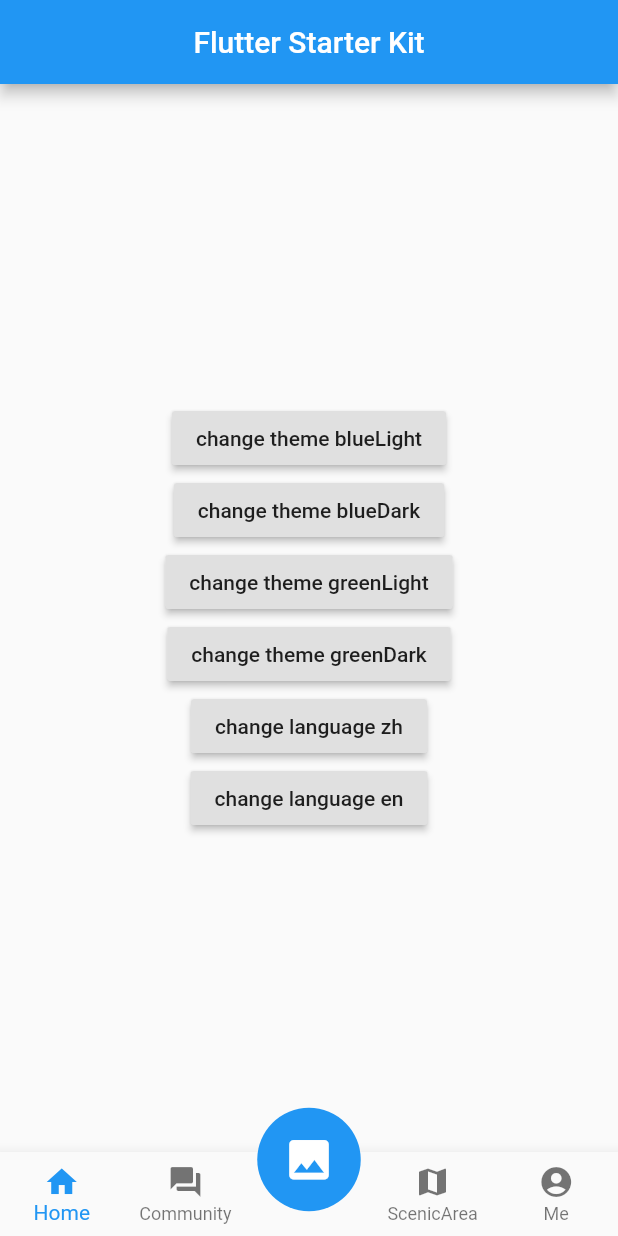
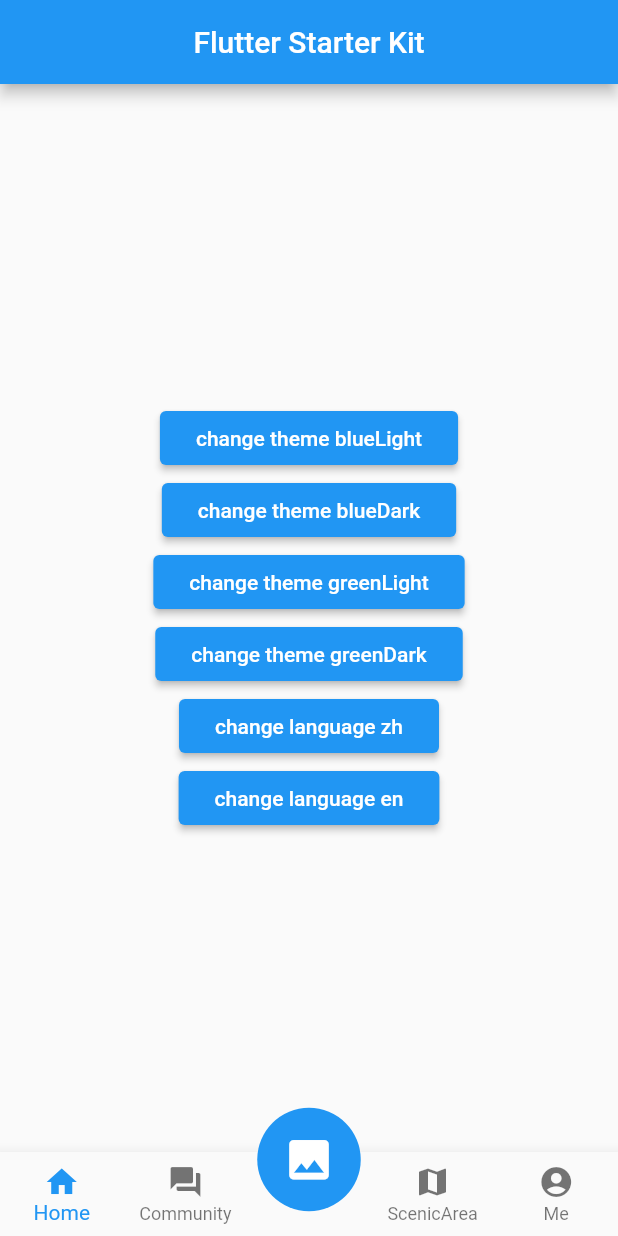
Before and after one commit to maybewaityou/flyme_app, a Flutter app: the screen it shows after launch, on a phone screen of 412 x 824 dp. Run offline on Flutter 3.47's test engine with Material 2 defaults, Android fonts, the phone set to English and light mode, and no system bars; our stand-ins replace dartz, dio, fluro, freezed_annotation, get_it, hive and 3 more; missing offline and left inert: flutter_stetho, flyme_annotation; accounts and stored records are empty; generated files the repository leaves out were written again.

Commit message:
架构分层

```diff
--- a/lib/common/app/application.dart
+++ b/lib/common/app/application.dart
@@ -15,7 +15,6 @@ void configureDependencies() => $initGetIt(getIt);
 class Application {
   Router router;
 
-  @override
   Future<void> init() async {
     _initLog();
     _initRouter();
--- a/lib/common/config/theme/theme.dart
+++ b/lib/common/config/theme/theme.dart
@@ -7,6 +7,10 @@ Map<AppTheme, ThemeData> appThemeData = {
   AppTheme.blueLight: ThemeData(
     brightness: Brightness.light,
     primaryColor: Colors.blue,
+    buttonTheme: ButtonThemeData(
+      textTheme: ButtonTextTheme.primary,
+      buttonColor: Colors.blue,
+    ),
     floatingActionButtonTheme: FloatingActionButtonThemeData(
       foregroundColor: Colors.blue,
       backgroundColor: Colors.blue,
@@ -15,6 +19,10 @@ Map<AppTheme, ThemeData> appThemeData = {
   AppTheme.blueDark: ThemeData(
     brightness: Brightness.dark,
     primaryColor: Colors.blue[700],
+    buttonTheme: ButtonThemeData(
+      textTheme: ButtonTextTheme.normal,
+      buttonColor: Colors.blue[700],
+    ),
     floatingActionButtonTheme: FloatingActionButtonThemeData(
       foregroundColor: Colors.blue[700],
       backgroundColor: Colors.blue[700],
@@ -23,6 +31,10 @@ Map<AppTheme, ThemeData> appThemeData = {
   AppTheme.greenLight: ThemeData(
     brightness: Brightness.light,
     primaryColor: Colors.green,
+    buttonTheme: ButtonThemeData(
+      textTheme: ButtonTextTheme.primary,
+      buttonColor: Colors.green,
+    ),
     floatingActionButtonTheme: FloatingActionButtonThemeData(
       foregroundColor: Colors.green,
       backgroundColor: Colors.green,
@@ -31,6 +43,10 @@ Map<AppTheme, ThemeData> appThemeData = {
   AppTheme.greenDark: ThemeData(
     brightness: Brightness.dark,
     primaryColor: Colors.green[700],
+    buttonTheme: ButtonThemeData(
+      textTheme: ButtonTextTheme.normal,
+      buttonColor: Colors.green[700],
+    ),
     floatingActionButtonTheme: FloatingActionButtonThemeData(
       foregroundColor: Colors.green[700],
       backgroundColor: Colors.green[700],
--- a/lib/common/provider/view_model/view_model.dart
+++ b/lib/common/provider/view_model/view_model.dart
@@ -2,5 +2,7 @@ import 'package:flutter/foundation.dart';
 
 class ViewModel with ChangeNotifier {
   void init() {}
-  void dispose() {}
+  void dispose() {
+    super.dispose();
+  }
 }
```
